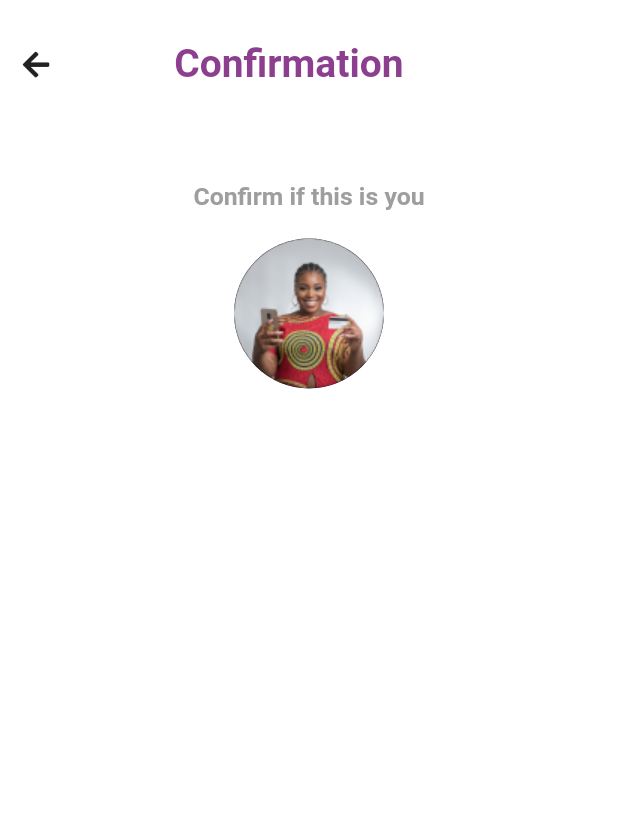
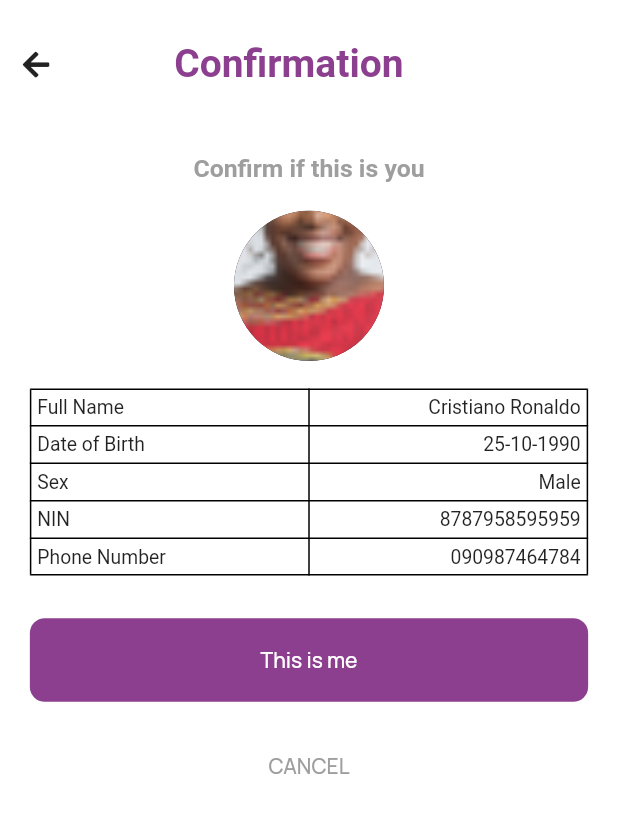
Before and after one commit to Oshinowo/quikpay, a Flutter app: the AccountConfirmationScreen screen opened by its route, on a phone screen of 412 x 824 dp. Shown: the top 813 px of the screen. Run offline on Flutter 3.47's test engine with Material 2 defaults, Android fonts, the phone set to English and light mode, and no system bars; our stand-ins replace flutter_screenutil, flutter_svg, font_awesome_flutter, google_fonts, introduction_screen, shared_preferences; accounts and stored records are empty.

Commit message:
confirmation screen added

```diff
--- a/lib/screens/account_confirmation/account_confirmation_screen.dart
+++ b/lib/screens/account_confirmation/account_confirmation_screen.dart
@@ -1,5 +1,6 @@
 import 'package:flutter/material.dart';
 import 'package:flutter_screenutil/flutter_screenutil.dart';
+import 'package:quikpay/components/custom_button.dart';
 import 'package:quikpay/components/heading_title_description.dart';
 import 'package:quikpay/components/heading_title_with_back_icon.dart';
 import 'package:quikpay/constants/app_constants.dart';
@@ -23,13 +24,18 @@
               const HeadingTitleWithBackIcon(
                 title: 'Confirmation',
               ),
+              Padding(
+                padding: EdgeInsets.symmetric(
+                  horizontal: kDefaultPadding.w,
+                ),
+                child: Column(
+                  crossAxisAlignment: CrossAxisAlignment.stretch,
+                  children: [
                     SizedBox(
-                height: kDefaultPadding.h * 3,
+                      height: kDefaultPadding.h * 2,
                     ),
-              const Center(
-                child: HeadingTitleDescription(
+                    const HeadingTitleDescription(
                       description: 'Confirm if this is you',
-                ),
                     ),
                     SizedBox(
                       height: kDefaultPadding.h,
@@ -39,7 +45,144 @@
                         'assets/images/business-woman.png',
                       ),
                       radius: 50.0,
-              )
+                    ),
+                    SizedBox(
+                      height: kDefaultPadding.h,
+                    ),
+                    Table(
+                      border: TableBorder.all(
+                        width: 1.0,
+                      ),
+                      children: [
+                        TableRow(
+                          children: [
+                            Padding(
+                              padding: EdgeInsets.all(
+                                5.0.w,
+                              ),
+                              child: const Text(
+                                'Full Name',
+                              ),
+                            ),
+                            Padding(
+                              padding: EdgeInsets.all(
+                                5.0.w,
+                              ),
+                              child: const Text(
+                                'Cristiano Ronaldo',
+                                textAlign: TextAlign.right,
+                              ),
+                            ),
+                          ],
+                        ),
+                        TableRow(
+                          children: [
+                            Padding(
+                              padding: EdgeInsets.all(
+                                5.0.w,
+                              ),
+                              child: const Text(
+                                'Date of Birth',
+                              ),
+                            ),
+                            Padding(
+                              padding: EdgeInsets.all(5.0.w),
+                              child: const Text(
+                                '25-10-1990',
+                                textAlign: TextAlign.right,
+                              ),
+                            ),
+                          ],
+                        ),
+                        TableRow(
+                          children: [
+                            Padding(
+                              padding: EdgeInsets.all(
+                                5.0.w,
+                              ),
+                              child: const Text(
+                                'Sex',
+                              ),
+                            ),
+                            Padding(
+                              padding: EdgeInsets.all(
+                                5.0.w,
+                              ),
+                              child: const Text(
+                                'Male',
+                                textAlign: TextAlign.right,
+                              ),
+                            ),
+                          ],
+                        ),
+                        TableRow(
+                          children: [
+                            Padding(
+                              padding: EdgeInsets.all(
+                                5.0.w,
+                              ),
+                              child: const Text(
+                                'NIN',
+                              ),
+                            ),
+                            Padding(
+                              padding: EdgeInsets.all(
+                                5.0.w,
+                              ),
+                              child: const Text(
+                                '8787958595959',
+                                textAlign: TextAlign.right,
+                              ),
+                            ),
+                          ],
+                        ),
+                        TableRow(
+                          children: [
+                            Padding(
+                              padding: EdgeInsets.all(
+                                5.0.w,
+                              ),
+                              child: const Text(
+                                'Phone Number',
+                              ),
+                            ),
+                            Padding(
+                              padding: EdgeInsets.all(
+                                5.0.w,
+                              ),
+                              child: const Text(
+                                '090987464784',
+                                textAlign: TextAlign.right,
+                              ),
+                            ),
+                          ],
+                        ),
+                      ],
+                    ),
+                    SizedBox(
+                      height: kDefaultPadding.h + 10,
+                    ),
+                    CustomButton(
+                      label: 'This is me',
+                      buttonBackgroundColor: kPrimaryColour,
+                      pressed: () {},
+                    ),
+                    SizedBox(
+                      height: kDefaultPadding.h,
+                    ),
+                    TextButton(
+                      onPressed: () => Navigator.of(context).pop(),
+                      child: const Text(
+                        'CANCEL',
+                        textAlign: TextAlign.center,
+                        style: TextStyle(
+                          color: Colors.grey,
+                        ),
+                      ),
+                    ),
+                  ],
+                ),
+              ),
             ],
           ),
         ),
```
Lines whose indentation alone changed are shown as unchanged.
